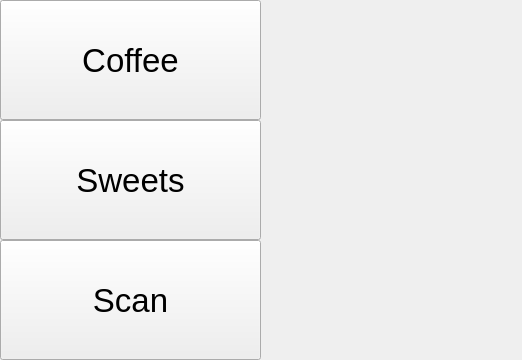
Before: the Qt Designer form TallyOnRaspberry/coffesweetsscann.ui in Deltachi/Tally_Teamproject, drawn with Qt 5.
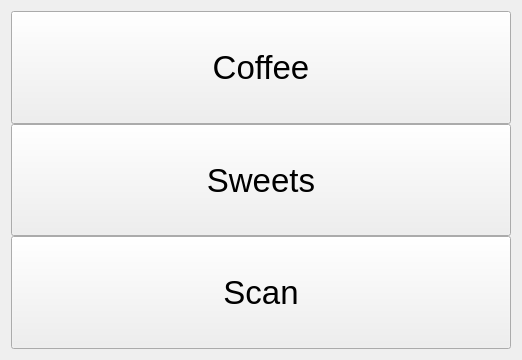
After: the same form once the commit is applied.

Patch:
```diff
--- a/TallyOnRaspberry/coffesweetsscann.ui
+++ b/TallyOnRaspberry/coffesweetsscann.ui
@@ -13,22 +13,9 @@
   <property name="windowTitle">
    <string>Form</string>
   </property>
+  <layout class="QGridLayout" name="gridLayout_2">
+   <item row="0" column="0">
   <layout class="QHBoxLayout" name="horizontalLayout" stretch="1,1">
-   <property name="spacing">
-    <number>0</number>
-   </property>
-   <property name="leftMargin">
-    <number>0</number>
-   </property>
-   <property name="topMargin">
-    <number>0</number>
-   </property>
-   <property name="rightMargin">
-    <number>0</number>
-   </property>
-   <property name="bottomMargin">
-    <number>0</number>
-   </property>
    <item>
     <layout class="QVBoxLayout" name="verticalLayout">
      <property name="spacing">
@@ -91,7 +78,9 @@
     </layout>
    </item>
    <item>
-    <widget class="QWidget" name="widget_port" native="true"/>
+      <layout class="QGridLayout" name="gridLayout_port"/>
+     </item>
+    </layout>
    </item>
   </layout>
  </widget>
```
Lines whose indentation alone changed are shown as unchanged.
